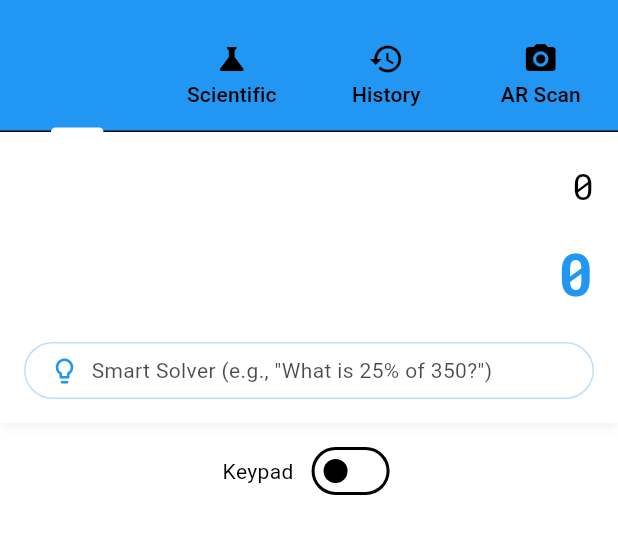
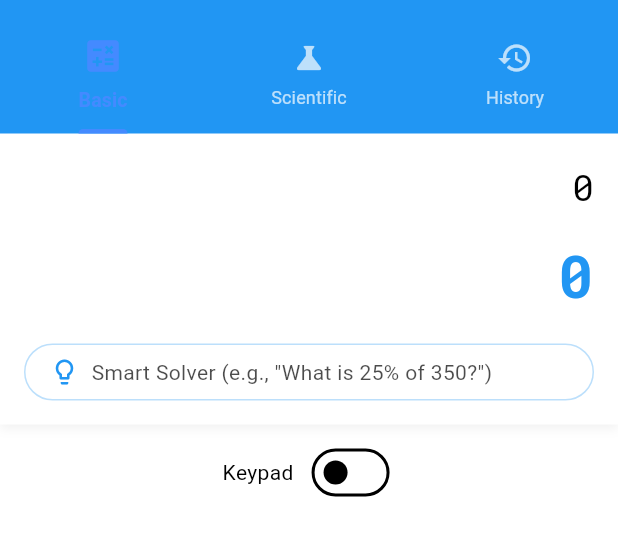
Before and after one commit to Rathin0708/calculete-application, a Flutter app: the screen it shows after launch, on a phone screen of 412 x 824 dp, the part 63-619 px from its top. Run offline on Flutter 3.47's test engine with Material 3 defaults, Android fonts, the phone set to English and light mode, and no system bars; our stand-ins replace flutter_tts, google_fonts, math_expressions, shared_preferences.

```diff
--- a/lib/main.dart
+++ b/lib/main.dart
@@ -40,7 +40,7 @@ class MyApp extends StatelessWidget {
               GlobalCupertinoLocalizations.delegate,
             ],
             locale: themeProvider.currentLocale,
-            home: const HomeScreen(),
+            home: const HomeScreen(initialTabIndex: 0),
           );
         },
       ),
--- a/lib/providers/calculator_provider.dart
+++ b/lib/providers/calculator_provider.dart
@@ -8,7 +8,7 @@ class CalculatorProvider extends ChangeNotifier {
   String _input = '';
   String _output = '0';
   List<Map<String, dynamic>> _history = [];
-  bool _isSoundEnabled = true;
+  bool _isSoundEnabled = false;
   String _soundTheme = 'default';
   bool _isReadAloudEnabled = false;
   final FlutterTts _flutterTts = FlutterTts();
@@ -282,7 +282,7 @@ class CalculatorProvider extends ChangeNotifier {
   // Load settings
   Future<void> loadSettings() async {
     SharedPreferences prefs = await SharedPreferences.getInstance();
-    _isSoundEnabled = prefs.getBool('sound_enabled') ?? true;
+    _isSoundEnabled = prefs.getBool('sound_enabled') ?? false;
     _soundTheme = prefs.getString('sound_theme') ?? 'default';
     _isReadAloudEnabled = prefs.getBool('read_aloud') ?? false;
     await loadHistory();
--- a/lib/screens/home_screen.dart
+++ b/lib/screens/home_screen.dart
@@ -6,10 +6,11 @@ import '../widgets/calculator_display.dart';
 import '../widgets/calculator_keypad.dart';
 import '../widgets/settings_panel.dart';
 import '../widgets/history_panel.dart';
-import '../widgets/ar_scanner.dart';
 
 class HomeScreen extends StatefulWidget {
-  const HomeScreen({Key? key}) : super(key: key);
+  const HomeScreen({Key? key, this.initialTabIndex = 0}) : super(key: key);
+
+  final int initialTabIndex;
 
   @override
   State<HomeScreen> createState() => _HomeScreenState();
@@ -23,7 +24,19 @@ class _HomeScreenState extends State<HomeScreen>
   @override
   void initState() {
     super.initState();
-    _tabController = TabController(length: 4, vsync: this);
+    _tabController = TabController(
+        length: 3,
+        vsync: this,
+        initialIndex: widget.initialTabIndex < 3 ? widget.initialTabIndex : 0
+    );
+
+    // Add listener for tab changes
+    _tabController.addListener(() {
+      // This will force a rebuild when tab changes
+      if (_tabController.indexIsChanging) {
+        setState(() {});
+      }
+    });
 
     // Load settings and history
     WidgetsBinding.instance.addPostFrameCallback((_) {
@@ -34,6 +47,7 @@ class _HomeScreenState extends State<HomeScreen>
 
   @override
   void dispose() {
+    _tabController.removeListener(() {});
     _tabController.dispose();
     super.dispose();
   }
@@ -72,11 +86,30 @@ class _HomeScreenState extends State<HomeScreen>
         ],
         bottom: TabBar(
           controller: _tabController,
-          tabs: const [
-            Tab(icon: Icon(Icons.calculate), text: 'Basic'),
-            Tab(icon: Icon(Icons.science), text: 'Scientific'),
-            Tab(icon: Icon(Icons.history), text: 'History'),
-            Tab(icon: Icon(Icons.camera_alt), text: 'AR Scan'),
+          labelColor: Theme
+              .of(context)
+              .colorScheme
+              .secondary,
+          unselectedLabelColor: Theme
+              .of(context)
+              .colorScheme
+              .onPrimary
+              .withOpacity(0.7),
+          indicatorColor: Theme
+              .of(context)
+              .colorScheme
+              .secondary,
+          indicatorWeight: 3,
+          indicatorSize: TabBarIndicatorSize.label,
+          labelStyle: const TextStyle(fontWeight: FontWeight.bold),
+          unselectedLabelStyle: const TextStyle(fontWeight: FontWeight.normal),
+          splashBorderRadius: BorderRadius.circular(20),
+          dividerColor: Colors.transparent,
+          enableFeedback: true,
+          tabs: [
+            _buildTab(Icons.calculate, 'Basic', 0),
+            _buildTab(Icons.science, 'Scientific', 1),
+            _buildTab(Icons.history, 'History', 2),
           ],
         ),
       ),
@@ -88,8 +121,39 @@ class _HomeScreenState extends State<HomeScreen>
           _buildCalculatorView(isScientific: false),
           _buildCalculatorView(isScientific: true),
           const HistoryPanel(),
-          const ARScanner(),
         ],
+      ),
+    );
+  }
+
+  Widget _buildTab(IconData icon, String text, int index) {
+    final isSelected = _tabController.index == index;
+    final color = isSelected
+        ? Theme
+        .of(context)
+        .colorScheme
+        .secondary
+        : Theme
+        .of(context)
+        .colorScheme
+        .onPrimary
+        .withOpacity(0.7);
+
+    return Tab(
+      icon: Icon(
+        icon,
+        color: color,
+        size: isSelected ? 28 : 24,
+      ),
+      child: Padding(
+        padding: const EdgeInsets.only(top: 4),
+        child: Text(
+          text,
+          style: TextStyle(
+            color: color,
+            fontSize: isSelected ? 13 : 12,
+          ),
+        ),
       ),
     );
   }
--- a/pubspec.yaml
+++ b/pubspec.yaml
@@ -38,9 +38,8 @@ dependencies:
   provider: ^6.1.2
   shared_preferences: ^2.2.2
   flutter_tts: ^3.8.5
-  audioplayers: ^5.2.1
-  camera: ^0.10.5+9
-  google_mlkit_text_recognition: ^0.11.0
+  # camera: ^0.10.5
+  # google_mlkit_text_recognition: ^0.9.0
   path_provider: ^2.1.2
   google_fonts: ^6.1.0
   fl_chart: ^0.66.2
```
Also changed, not shown: lib/widgets/ar_scanner.dart (deleted, +0 -258 lines), lib/widgets/calculator_keypad.dart (+0 -20 lines), pubspec.lock, 14 other files.
